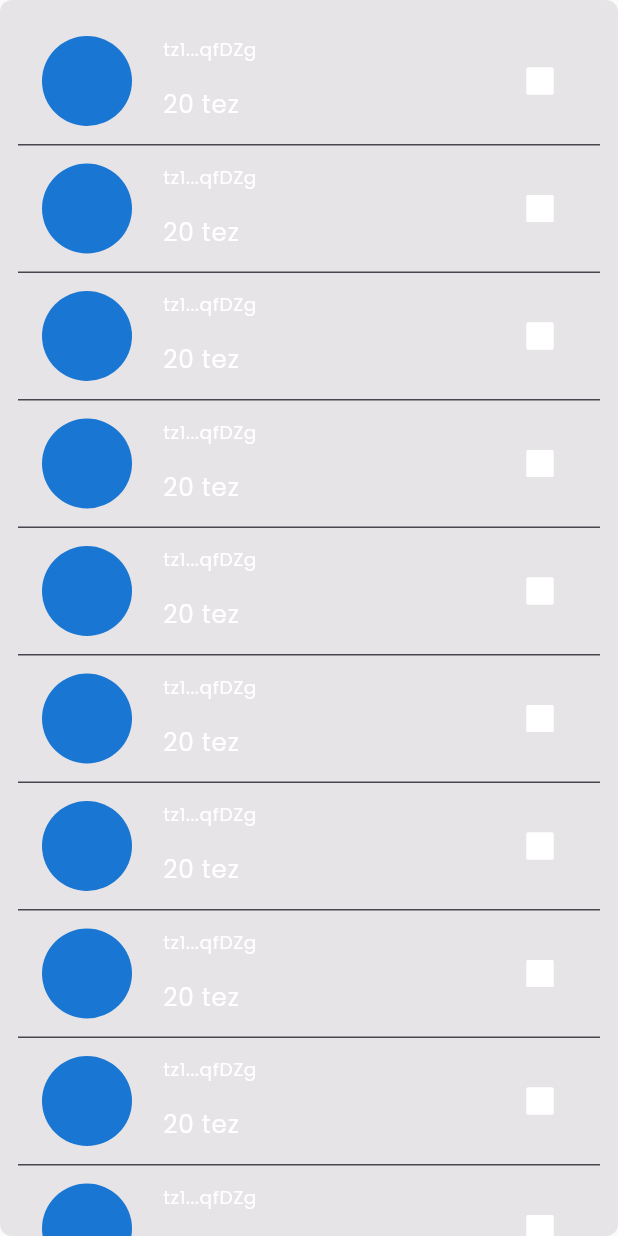
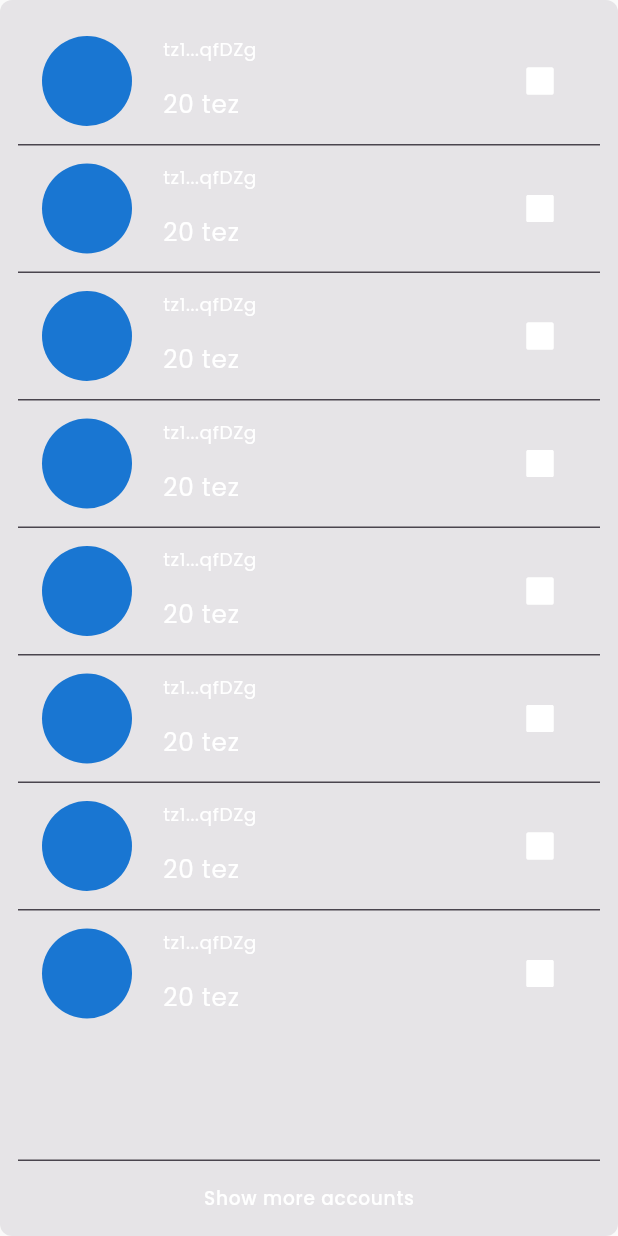
Before and after one commit to Tezsure/plenty-wallet, a Flutter app: the AccountWidget widget shown alone on an empty page, opened directly, after a tap on "Show more accounts", on a phone screen of 412 x 824 dp. Run offline on Flutter 3.47's test engine with Material 2 defaults, Android fonts, the phone set to English and light mode, and no system bars; our stand-ins replace cached_network_image, flutter_svg, get, lottie, rive, video_player.

Commit message:
paginate accounts in import wallet

```diff
--- a/lib/app/modules/import_wallet_page/controllers/import_wallet_page_controller.dart
+++ b/lib/app/modules/import_wallet_page/controllers/import_wallet_page_controller.dart
@@ -9,7 +9,8 @@ class ImportWalletPageController extends GetxController {
   Rx<bool> showSuccessAnimation = false.obs; // to show success animation
   Rx<TextEditingController> phraseTextController = TextEditingController().obs;
   Rx<String> phraseText = "".obs; // to store phrase text
-  RxList<AccountModel> accounts = <AccountModel>[].obs;
+  RxList<AccountModel> accounts = List.generate(
+      4, (index) => AccountModel(address: "tezdnenfjeb", balance: 60)).obs;
   // accounts imported;
   RxList<AccountModel> selectedAccounts =
       <AccountModel>[].obs; // accounts selected;
@@ -39,6 +40,25 @@ class ImportWalletPageController extends GetxController {
   /// To assign the phrase text to the phrase text variable
   void onTextChange(String value) => phraseText.value = value;
 
+  /// load acounts
+  void showMoreAccounts() {
+    if (accounts.length + 4 < 100) {
+      for (var i = 0; i < 4; i++) {
+        accounts.add(
+          AccountModel(address: "tezdnenfjeb", balance: 60),
+        );
+      }
+    } else if (accounts.length < 100) {
+      for (var i = 0; i < 2; i++) {
+        accounts.add(
+          AccountModel(address: "tezdnenfjeb", balance: 60),
+        );
+      }
+    }
+  }
+
+
+
   @override
   void dispose() {
     phraseTextController.value.dispose();
--- a/lib/app/modules/import_wallet_page/widgets/accounts_widget.dart
+++ b/lib/app/modules/import_wallet_page/widgets/accounts_widget.dart
@@ -1,6 +1,7 @@
 import 'package:flutter/material.dart';
 import 'package:get/get.dart';
 import 'package:naan_wallet/app/modules/import_wallet_page/controllers/import_wallet_page_controller.dart';
+import 'package:naan_wallet/app/modules/import_wallet_page/models/account_model.dart';
 import 'package:naan_wallet/utils/colors/colors.dart';
 import 'package:naan_wallet/utils/extensions/size_extension.dart';
 
@@ -29,34 +30,12 @@ class AccountWidget extends StatelessWidget {
                   children: [
                     Column(
                       children: List.generate(
-                        4,
-                        (index) => accountWidget(),
+                        controller.accounts.length,
+                        (index) => accountWidget(controller.accounts[index]),
                       ),
                     ),
-                    if (!controller.isExpanded.value)
-                      Column(
-                        children: [
-                          const Divider(
-                            color: Color(0xff4a454e),
-                            height: 1,
-                            thickness: 1,
-                          ),
-                          GestureDetector(
-                            onTap: () {
-                              controller.isExpanded.value = true;
-                            },
-                            child: SizedBox(
-                              height: 50,
-                              child: Center(
-                                child: Text(
-                                  "Show more accounts",
-                                  style: labelMedium,
-                                ),
-                              ),
-                            ),
-                          ),
-                        ],
-                      ),
+                    if (controller.accounts.length < 100)
+                      showMoreAccountButton(),
                   ],
                 ),
               ),
@@ -69,12 +48,23 @@ class AccountWidget extends StatelessWidget {
                     borderRadius: BorderRadius.circular(8),
                     color: ColorConst.NeutralVariant.shade60.withOpacity(0.2),
                   ),
-                  child: ListView.separated(
-                    itemBuilder: (context, index) => accountWidget(),
-                    separatorBuilder: (context, index) => const Divider(
-                        color: Color(0xff4a454e), height: 1, thickness: 1),
-                    itemCount: 100,
-                    shrinkWrap: true,
+                  child: Column(
+                    children: [
+                      Expanded(
+                        child: ListView.separated(
+                          itemBuilder: (context, index) =>
+                              accountWidget(controller.accounts[index]),
+                          separatorBuilder: (context, index) => const Divider(
+                              color: Color(0xff4a454e),
+                              height: 1,
+                              thickness: 1),
+                          itemCount: controller.accounts.length,
+                          shrinkWrap: true,
+                        ),
+                      ),
+                      if (controller.accounts.length < 100)
+                        showMoreAccountButton(),
+                    ],
                   ),
                 ),
               )),
@@ -83,7 +73,34 @@ class AccountWidget extends StatelessWidget {
     );
   }
 
-  Widget accountWidget() {
+  Column showMoreAccountButton() {
+    return Column(
+      children: [
+        const Divider(
+          color: Color(0xff4a454e),
+          height: 1,
+          thickness: 1,
+        ),
+        GestureDetector(
+          onTap: () {
+            controller.showMoreAccounts();
+            controller.isExpanded.value = true;
+          },
+          child: SizedBox(
+            height: 50,
+            child: Center(
+              child: Text(
+                "Show more accounts",
+                style: labelMedium,
+              ),
+            ),
+          ),
+        ),
+      ],
+    );
+  }
+
+  Widget accountWidget(AccountModel accountModel) {
     return Container(
       padding: const EdgeInsets.symmetric(horizontal: 16, vertical: 12),
       height: 84,
@@ -111,9 +128,15 @@ class AccountWidget extends StatelessWidget {
           Material(
             color: Colors.transparent,
             child: Checkbox(
-              value: false,
-              onChanged: (value) {},
-              checkColor: Colors.white,
+              value: controller.selectedAccounts.contains(accountModel),
+              onChanged: (value) {
+                if (value!) {
+                  controller.selectedAccounts.add(accountModel);
+                } else {
+                  controller.selectedAccounts.remove(accountModel);
+                }
+              },
+              checkColor: Colors.black,
               fillColor: MaterialStateProperty.all(Colors.white),
               side: const BorderSide(color: Colors.white, width: 1),
             ),
```
